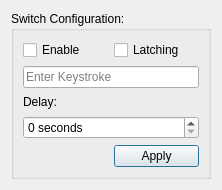
This is qt/encoderconfigurationdialog.ui in ericyangs/ideasX-workstation-client-v3 as Qt 5 draws it before an edit. The edited form follows.
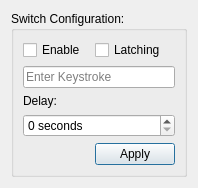
This is the edited form.

```diff
--- a/qt/encoderconfigurationdialog.ui
+++ b/qt/encoderconfigurationdialog.ui
@@ -6,8 +6,8 @@
    <rect>
     <x>0</x>
     <y>0</y>
-    <width>222</width>
-    <height>190</height>
+    <width>198</width>
+    <height>184</height>
    </rect>
   </property>
   <property name="windowTitle">
```
